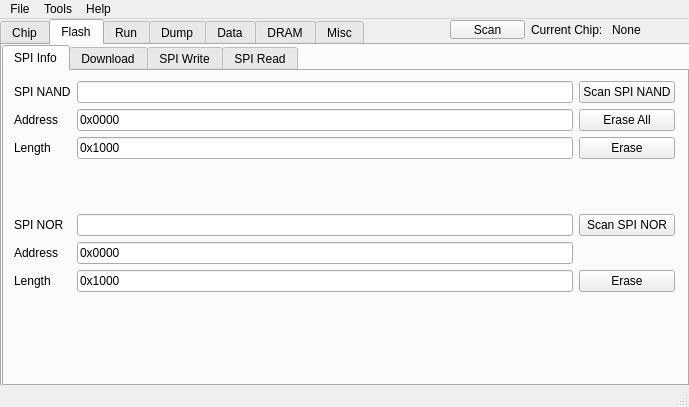
Qt form src/mainwindow.ui (YuzukiTsuru/YFEL) before a commit.
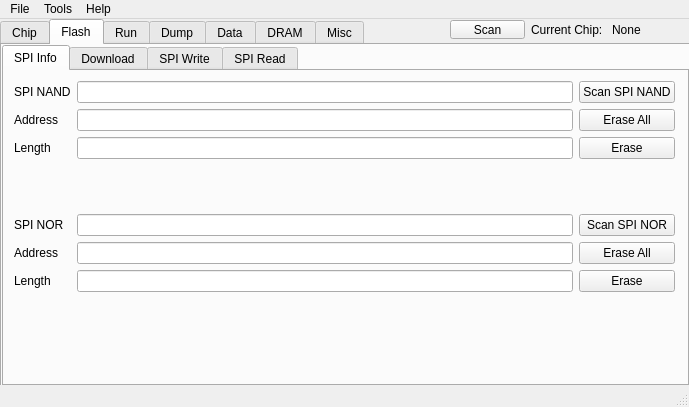
The same form after that commit. The open tabs and pages were chosen to show the change.

The edit to the form file:
```diff
--- a/src/mainwindow.ui
+++ b/src/mainwindow.ui
@@ -214,14 +214,14 @@
          <item row="3" column="3">
           <widget class="QLineEdit" name="flash_spi_erase_spi_nand_length_lineEdit">
            <property name="text">
-            <string>0x1000</string>
+            <string/>
            </property>
           </widget>
          </item>
          <item row="7" column="3">
           <widget class="QLineEdit" name="flash_spi_erase_spi_nor_addr_lineEdit">
            <property name="text">
-            <string>0x0000</string>
+            <string/>
            </property>
           </widget>
          </item>
@@ -289,7 +289,7 @@
          <item row="2" column="3">
           <widget class="QLineEdit" name="flash_spi_erase_spi_nand_addr_lineEdit">
            <property name="text">
-            <string>0x0000</string>
+            <string/>
            </property>
           </widget>
          </item>
@@ -310,7 +310,7 @@
          <item row="8" column="3">
           <widget class="QLineEdit" name="flash_spi_erase_spi_nor_length">
            <property name="text">
-            <string>0x1000</string>
+            <string/>
            </property>
           </widget>
          </item>
@@ -335,6 +335,13 @@
            </property>
           </widget>
          </item>
+         <item row="7" column="4">
+          <widget class="QPushButton" name="flash_spi_erase_spi_nor_setall_button">
+           <property name="text">
+            <string>Erase All</string>
+           </property>
+          </widget>
+         </item>
         </layout>
        </widget>
       </widget>
```
Left out of the diff: 4 changed lines with no effect on the pictures.
